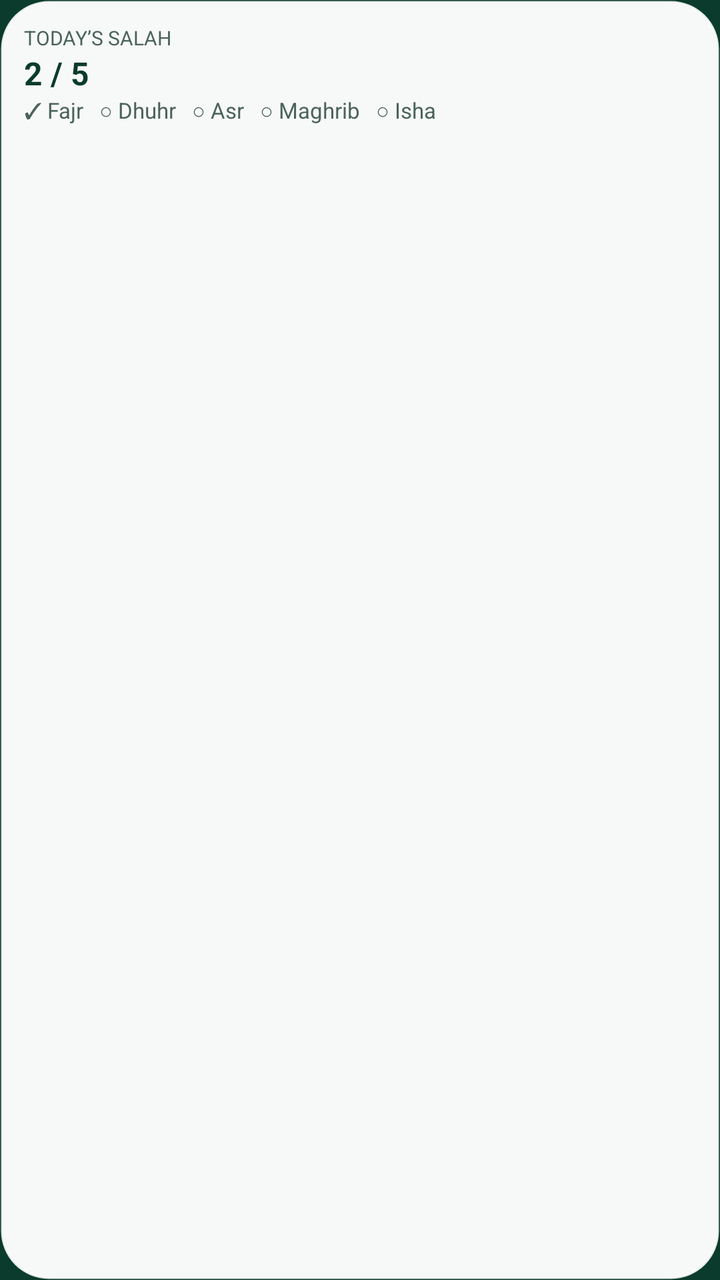
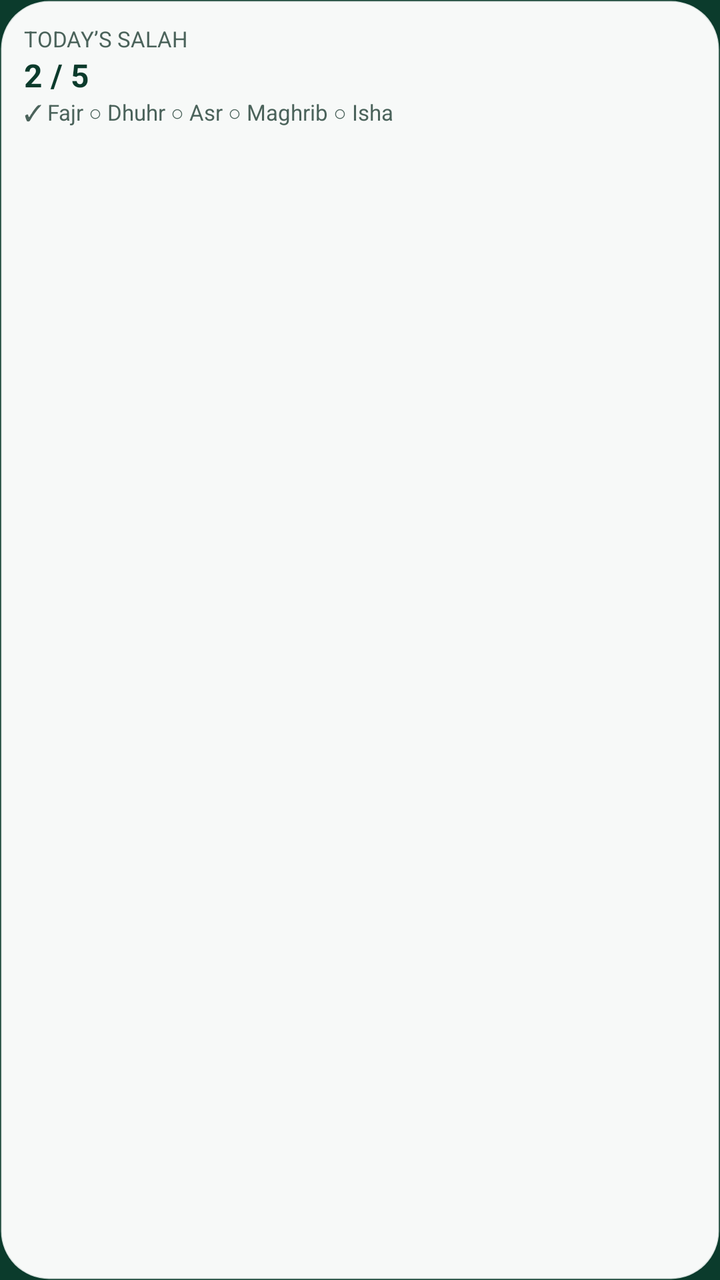

Before-and-after screenshots of an Android layout around one commit, followed by the original layout XML and the change that was made.
<!-- AndroidManifest.xml: application theme Theme.Sakinah -->
<!-- res/layout/widget_preview_salah_tracker.xml -->
<?xml version="1.0" encoding="utf-8"?>
<LinearLayout xmlns:android="http://schemas.android.com/apk/res/android"
    android:layout_width="match_parent"
    android:layout_height="match_parent"
    android:background="@drawable/widget_preview_surface"
    android:orientation="vertical"
    android:padding="12dp">

    <TextView
        android:layout_width="match_parent"
        android:layout_height="wrap_content"
        android:maxLines="1"
        android:ellipsize="end"
        android:text="TODAY’S SALAH"
        android:textColor="#4B635B"
        android:textSize="10sp" />

    <TextView
        android:layout_width="match_parent"
        android:layout_height="wrap_content"
        android:maxLines="1"
        android:ellipsize="end"
        android:text="2 / 5"
        android:textColor="#0B3B2C"
        android:textSize="16sp"
        android:textStyle="bold" />

    <TextView
        android:layout_width="match_parent"
        android:layout_height="wrap_content"
        android:maxLines="2"
        android:ellipsize="end"
        android:text="✓ Fajr   ○ Dhuhr   ○ Asr   ○ Maghrib   ○ Isha"
        android:textColor="#4B635B"
        android:textSize="11sp" />
</LinearLayout>
<!-- resources referenced by this layout -->
<resources>
  <!-- drawable widget_preview_surface (drawable) -->
  <?xml version="1.0" encoding="utf-8"?>
  <shape xmlns:android="http://schemas.android.com/apk/res/android" android:shape="rectangle">
      <solid android:color="#F7F9F8" />
      <corners android:radius="24dp" />
      <stroke android:width="1dp" android:color="#240B3B2C" />
  </shape>
  <style name="Theme.Sakinah" parent="@android:style/Theme.Material.NoActionBar">
          <item name="android:windowBackground">@color/sakinah_emerald_deep</item>
          <item name="android:statusBarColor">@color/sakinah_emerald_deep</item>
          <item name="android:navigationBarColor">@color/sakinah_emerald_deep</item>
          <item name="android:windowLightStatusBar">false</item>
      </style>
  <color name="sakinah_emerald_deep">#0B3B2C</color>
</resources>

<!-- the commit's change to res/layout/widget_preview_salah_tracker.xml (unified diff, before → after) -->
@@ -11,16 +11,16 @@
         android:layout_height="wrap_content"
         android:maxLines="1"
         android:ellipsize="end"
-        android:text="TODAY’S SALAH"
+        android:text="@string/widget_preview_salah_eyebrow"
         android:textColor="#4B635B"
-        android:textSize="10sp" />
+        android:textSize="11sp" />
 
     <TextView
         android:layout_width="match_parent"
         android:layout_height="wrap_content"
         android:maxLines="1"
         android:ellipsize="end"
-        android:text="2 / 5"
+        android:text="@string/widget_preview_salah_value"
         android:textColor="#0B3B2C"
         android:textSize="16sp"
         android:textStyle="bold" />
@@ -30,7 +30,7 @@
         android:layout_height="wrap_content"
         android:maxLines="2"
         android:ellipsize="end"
-        android:text="✓ Fajr   ○ Dhuhr   ○ Asr   ○ Maghrib   ○ Isha"
+        android:text="@string/widget_preview_salah_footer"
         android:textColor="#4B635B"
         android:textSize="11sp" />
 </LinearLayout>
<!-- resource entries referenced after the edit -->
@@ -7,6 +7,9 @@
       <corners android:radius="24dp" />
       <stroke android:width="1dp" android:color="#240B3B2C" />
   </shape>
+  <string translatable="false" name="widget_preview_salah_eyebrow">TODAY’S SALAH</string>
+  <string translatable="false" name="widget_preview_salah_footer">✓ Fajr   ○ Dhuhr   ○ Asr   ○ Maghrib   ○ Isha</string>
+  <string translatable="false" name="widget_preview_salah_value">2 / 5</string>
   <style name="Theme.Sakinah" parent="@android:style/Theme.Material.NoActionBar">
           <item name="android:windowBackground">@color/sakinah_emerald_deep</item>
           <item name="android:statusBarColor">@color/sakinah_emerald_deep</item>
